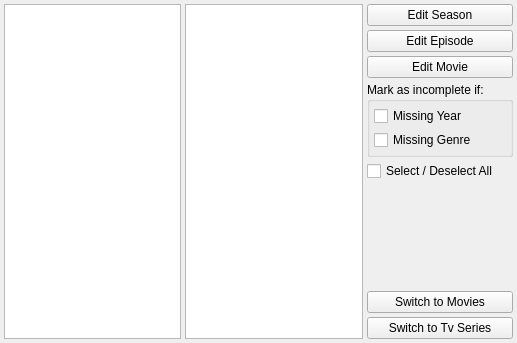
This is src/trunk/ui/ui_WorkBench.ui in rexMingla/my-renamer as Qt 5 draws it before an edit. The edited form follows.
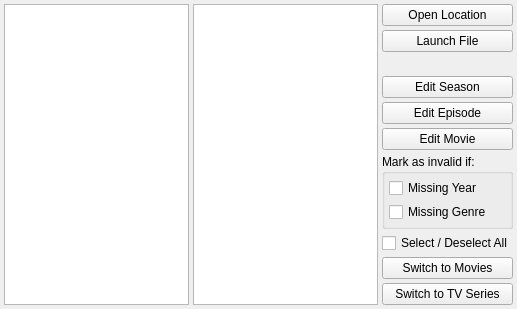
This is the edited form.

Commit message: - improved season edit mode - added launch and open containing folder functionality

Diff of the .ui file:
```diff
--- a/src/trunk/ui/ui_WorkBench.ui
+++ b/src/trunk/ui/ui_WorkBench.ui
@@ -7,7 +7,7 @@
     <x>0</x>
     <y>0</y>
     <width>517</width>
-    <height>343</height>
+    <height>309</height>
    </rect>
   </property>
   <property name="windowTitle">
@@ -53,6 +53,42 @@
      <property name="spacing">
       <number>4</number>
      </property>
+     <item>
+      <widget class="QPushButton" name="openButton">
+       <property name="toolTip">
+        <string>Open containing folder for selected item</string>
+       </property>
+       <property name="text">
+        <string>Open Location</string>
+       </property>
+      </widget>
+     </item>
+     <item>
+      <widget class="QPushButton" name="launchButton">
+       <property name="toolTip">
+        <string>Launch file in default program</string>
+       </property>
+       <property name="text">
+        <string>Launch File</string>
+       </property>
+      </widget>
+     </item>
+     <item>
+      <spacer name="verticalSpacer_2">
+       <property name="orientation">
+        <enum>Qt::Vertical</enum>
+       </property>
+       <property name="sizeType">
+        <enum>QSizePolicy::Fixed</enum>
+       </property>
+       <property name="sizeHint" stdset="0">
+        <size>
+         <width>20</width>
+         <height>20</height>
+        </size>
+       </property>
+      </spacer>
+     </item>
      <item>
       <widget class="QPushButton" name="editSeasonButton">
        <property name="toolTip">
@@ -86,7 +122,7 @@
         <bool>true</bool>
        </property>
        <property name="title">
-        <string>Mark as incomplete if:</string>
+        <string>Mark as invalid if:</string>
        </property>
        <property name="flat">
         <bool>false</bool>
@@ -151,7 +187,7 @@
      <item>
       <widget class="QPushButton" name="tvButton">
        <property name="text">
-        <string>Switch to Tv Series</string>
+        <string>Switch to TV Series</string>
        </property>
       </widget>
      </item>
```
Left out of the diff: 15 changed lines with no effect on the pictures. The commit also changes 9 other files.
